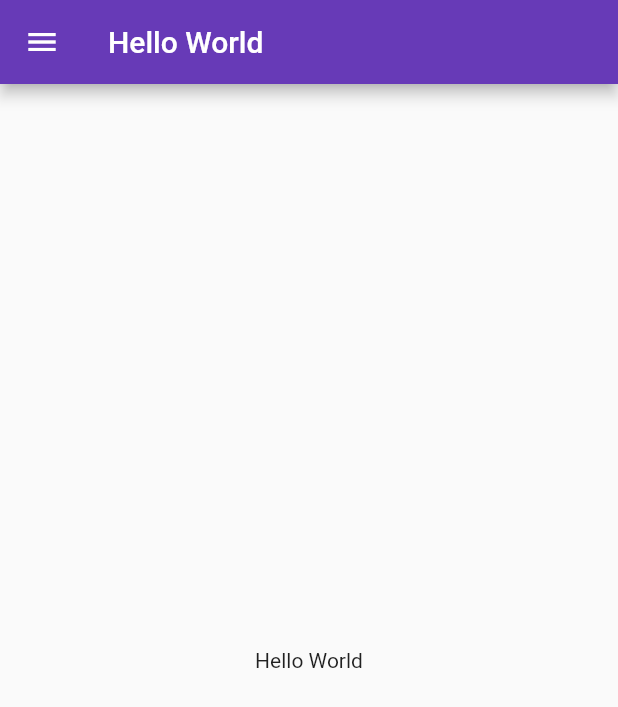
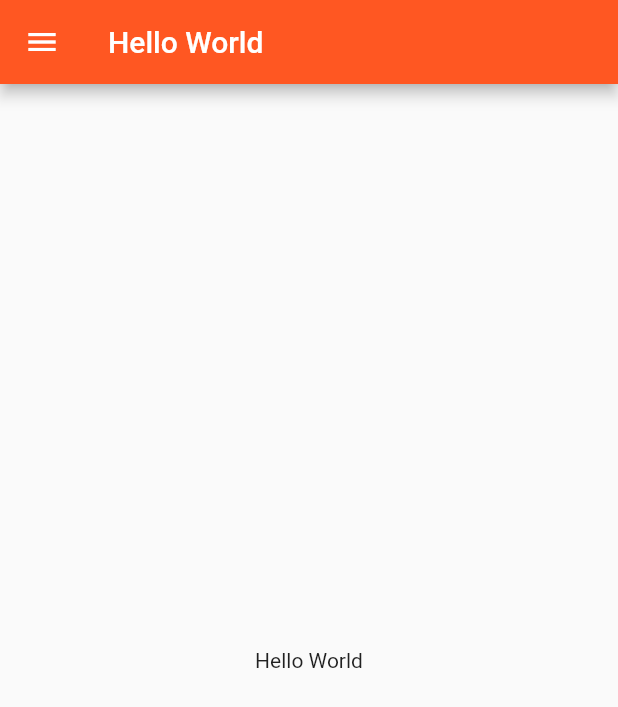
Before and after one commit to shebin-sam/flutter, a Flutter app: the screen it shows after launch, on a phone screen of 412 x 824 dp. Shown: the top 707 px of the screen. Run offline on Flutter 3.47's test engine with Material 2 defaults, Android fonts, the phone set to English and light mode, and no system bars.

Commit message:
flutter learning 3

```diff
--- a/lib/main.dart
+++ b/lib/main.dart
@@ -13,17 +13,14 @@ class MyApp extends StatelessWidget {
   Widget build(BuildContext context) {
     return MaterialApp(
         themeMode: ThemeMode.light,
-      theme: ThemeData(primarySwatch: Colors.deepPurple),
+        theme: ThemeData(primarySwatch: Colors.deepOrange),
         darkTheme: ThemeData(
           brightness: Brightness.dark,
         ),
         initialRoute: "/login",
-      routes:{
-        "/":(context) =>LoginPage(),
-        "/login":(context) =>HomePage()
+        routes: {
+          "/": (context) => LoginPage(),
+          "/login": (context) => HomePage()
+        });
   }
-    );
 }
-
-
-  }
--- a/pubspec.yaml
+++ b/pubspec.yaml
@@ -60,8 +60,8 @@ flutter:
   uses-material-design: true
 
   # To add assets to your application, add an assets section, like this:
-  assets:
-    - assets\images/
+  #assets:
+  #  - assets\images/
   #   - images/a_dot_ham.jpeg
 
   # An image asset can refer to one or more resolution-specific "variants", see
```
Also changed, not shown: lib/pages/loginpage.dart (+9 -4 lines), 1 other file. Lines whose indentation alone changed are shown as unchanged.
